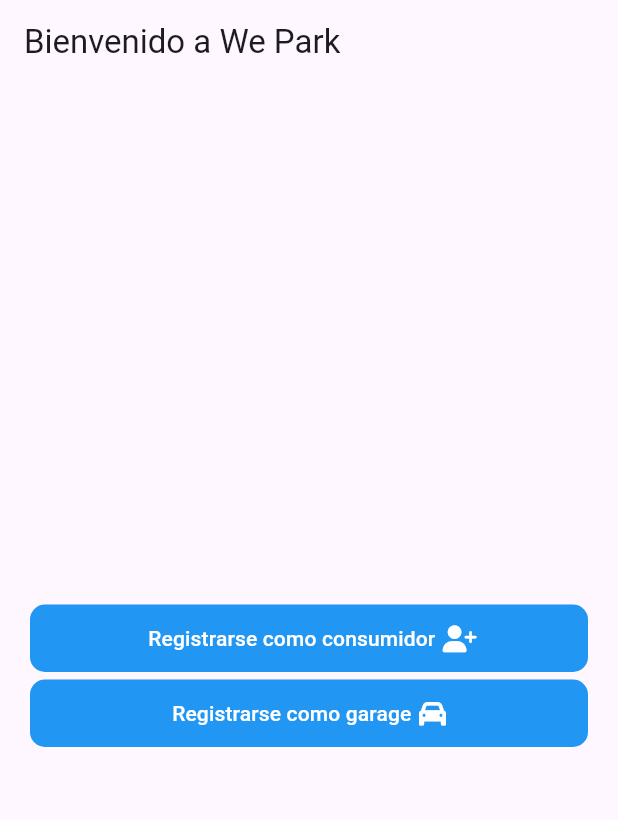
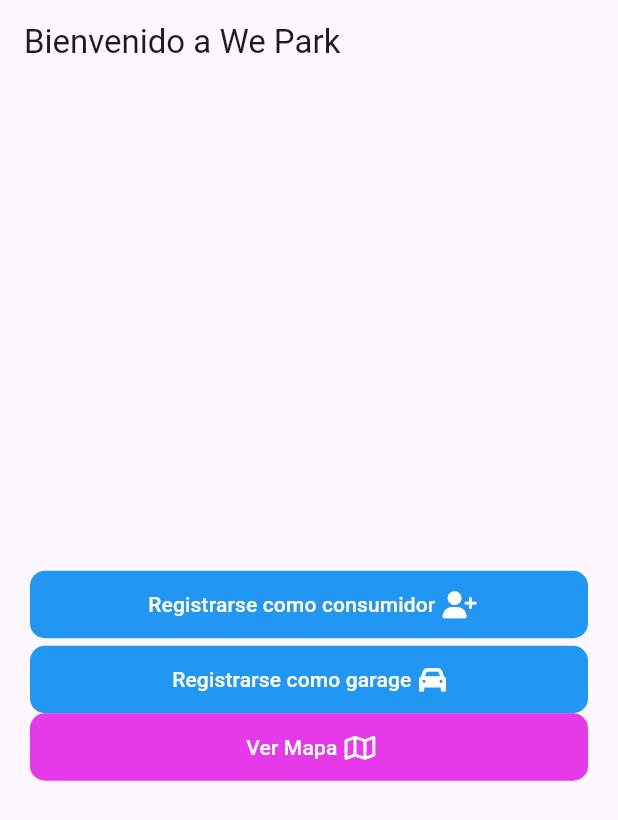
Before and after one commit to PabloCorrera/ProyectoFinalG1, a Flutter app: the HomePage screen opened by its route, on a phone screen of 412 x 824 dp. Shown: the top 820 px of the screen. Run offline on Flutter 3.47's test engine with Material 3 defaults, Android fonts, the phone set to English and light mode, and no system bars; our stand-ins replace cloud_firestore, firebase_auth, firebase_core, flutter_svg, font_awesome_flutter, go_router and 2 more; missing offline and left inert: flutter_google_places, google_maps_webservice; accounts and stored records are empty.

Commit message:
mapa agregado y por finalizar autocomplete

```diff
--- a/proyecto_final/lib/core/router.dart
+++ b/proyecto_final/lib/core/router.dart
@@ -1,7 +1,9 @@
 import 'package:proyecto_final/pages/garage_register.dart';
+import 'package:proyecto_final/pages/garage_register_autocomplete.dart';
 import 'package:proyecto_final/pages/login_register_page.dart';
 import 'package:proyecto_final/pages/home_page.dart';
 import 'package:go_router/go_router.dart';
+import 'package:proyecto_final/pages/maps_page.dart';
 import 'package:proyecto_final/pages/user_register.dart';
 
 final appRouter = GoRouter(routes: [
@@ -10,22 +12,29 @@ final appRouter = GoRouter(routes: [
     path: '/',
     builder: (context, state) => const LoginPage(),
   ),
- GoRoute(
+  GoRoute(
     name: HomePage.name,
     path: '/home',
     builder: (context, state) => HomePage(),
   ),
-
-   GoRoute(
+  GoRoute(
     name: UserRegister.name,
     path: '/userregister',
     builder: (context, state) => UserRegister(),
   ),
-
-     GoRoute(
+  GoRoute(
     name: GarageRegister.name,
     path: '/garageRegister',
     builder: (context, state) => GarageRegister(),
   ),
-
+  GoRoute(
+    name: GarageRegisterAutoPlete.name,
+    path: '/garageRegisterAutoPlete',
+    builder: (context, state) => GarageRegisterAutoPlete(),
+  ),
+  GoRoute(
+    name: MapsPage.name,
+    path: '/mapsPage',
+    builder: (context, state) => MapsPage(),
+  ),
 ]);
--- a/proyecto_final/lib/main.dart
+++ b/proyecto_final/lib/main.dart
@@ -8,15 +8,11 @@ Future<void> main() async {
   WidgetsFlutterBinding.ensureInitialized();
   await Firebase.initializeApp(
     options: DefaultFirebaseOptions.currentPlatform,
-
-
-);
-
+  );
 
   FirebaseFirestore.instance.settings = const Settings(
     persistenceEnabled: true,
   );
-
 
   runApp(const MainApp());
 }
--- a/proyecto_final/lib/pages/home_page.dart
+++ b/proyecto_final/lib/pages/home_page.dart
@@ -3,97 +3,127 @@ import 'package:go_router/go_router.dart';
 import 'package:firebase_auth/firebase_auth.dart';
 import 'package:proyecto_final/auth.dart';
 import 'package:proyecto_final/pages/garage_register.dart';
+import 'package:proyecto_final/pages/garage_register_autocomplete.dart';
 import 'package:proyecto_final/pages/login_register_page.dart';
 import 'package:font_awesome_flutter/font_awesome_flutter.dart';
+import 'package:proyecto_final/pages/maps_page.dart';
 import 'package:proyecto_final/pages/user_register.dart';
 
-class HomePage extends StatefulWidget{
+class HomePage extends StatefulWidget {
   static const String name = 'HomePage';
 
-  const HomePage({Key? key}) : super (key: key);
+  const HomePage({Key? key}) : super(key: key);
 
   @override
-  State<HomePage> createState()=> _HomePageState();
+  State<HomePage> createState() => _HomePageState();
 }
 
-  class _HomePageState extends State<HomePage>{
-
+class _HomePageState extends State<HomePage> {
   final User? user = Auth().currentUser;
 
-  Future<void> signOut() async{
+  Future<void> signOut() async {
     await Auth().signOut();
-    if (context.mounted){
+    if (context.mounted) {
       context.pushNamed(LoginPage.name);
     }
   }
 
-  Widget _title(){
+  Widget _title() {
     return const Text('Bienvenido a We Park');
   }
 
-  Widget _userUid(){
+  Widget _userUid() {
     return Text(user?.email ?? 'User email');
   }
 
-  Widget _signOutButton(){
-    return ElevatedButton(
-      onPressed: signOut,
-       child: const Text('Sign out')
-       );
+  Widget _signOutButton() {
+    return ElevatedButton(onPressed: signOut, child: const Text('Sign out'));
   }
-  Widget _registerConsumerButton(){
-    return Container (
+
+  Widget _registerConsumerButton() {
+    return Container(
       width: double.infinity,
       height: 45,
       decoration: BoxDecoration(
-        color: Colors.blue,
-        borderRadius: BorderRadius.circular(10)
-      ),
-      child: TextButton(onPressed: ()=>{
-        context.pushNamed(UserRegister.name)
-
-      },
+          color: Colors.blue, borderRadius: BorderRadius.circular(10)),
+      child: TextButton(
+          onPressed: () => {context.pushNamed(UserRegister.name)},
           child: const Row(
             mainAxisAlignment: MainAxisAlignment.center,
             children: [
-       Text ('Registrarse como consumidor',
-       style: TextStyle(
-        color:Colors.white ),
+              Text(
+                'Registrarse como consumidor',
+                style: TextStyle(color: Colors.white),
               ),
-       SizedBox(width: 5,),
-       Icon(FontAwesomeIcons.userPlus,color: Colors.white,),
-     ],)
+              SizedBox(
+                width: 5,
               ),
+              Icon(
+                FontAwesomeIcons.userPlus,
+                color: Colors.white,
+              ),
+            ],
+          )),
     );
   }
 
-  Widget _registerGarageButton(){
-    return Container (
+  Widget _registerGarageButton() {
+    return Container(
       width: double.infinity,
       height: 45,
       decoration: BoxDecoration(
-        color: Colors.blue,
-        borderRadius: BorderRadius.circular(10)
-      ),
-      child: TextButton(onPressed: ()=>{
-        context.pushNamed(GarageRegister.name)
-      },
+          color: Colors.blue, borderRadius: BorderRadius.circular(10)),
+      child: TextButton(
+          onPressed: () => {context.pushNamed(GarageRegisterAutoPlete.name)},
           child: const Row(
             mainAxisAlignment: MainAxisAlignment.center,
             children: [
-       Text ('Registrarse como garage',
-       style: TextStyle(
-        color:Colors.white ),
+              Text(
+                'Registrarse como garage',
+                style: TextStyle(color: Colors.white),
               ),
-       SizedBox(width: 5,),
-       Icon(FontAwesomeIcons.car,color: Colors.white,),
-     ],)
+              SizedBox(
+                width: 5,
               ),
+              Icon(
+                FontAwesomeIcons.car,
+                color: Colors.white,
+              ),
+            ],
+          )),
+    );
+  }
+
+  Widget _verMapa() {
+    return Container(
+      width: double.infinity,
+      height: 45,
+      decoration: BoxDecoration(
+          color: Color.fromARGB(197, 223, 1, 227),
+          borderRadius: BorderRadius.circular(10)),
+      child: TextButton(
+          onPressed: () => {context.pushNamed(MapsPage.name)},
+          child: const Row(
+            mainAxisAlignment: MainAxisAlignment.center,
+            children: [
+              Text(
+                'Ver Mapa',
+                style: TextStyle(color: Colors.white),
+              ),
+              SizedBox(
+                width: 5,
+              ),
+              Icon(
+                FontAwesomeIcons.map,
+                color: Colors.white,
+              ),
+            ],
+          )),
     );
   }
 
   @override
-  Widget build(BuildContext context){
+  Widget build(BuildContext context) {
     return Scaffold(
       appBar: AppBar(
         title: _title(),
@@ -108,10 +138,12 @@ static const String name = 'HomePage';
           children: <Widget>[
             _userUid(),
             _registerConsumerButton(),
-            const SizedBox(height: 5,),
-            _registerGarageButton()
+            const SizedBox(
+              height: 5,
+            ),
+            _registerGarageButton(),
+            _verMapa(),
           ],
-
         ),
       ),
     );
--- a/proyecto_final/lib/pages/user_register.dart
+++ b/proyecto_final/lib/pages/user_register.dart
@@ -43,6 +43,7 @@ class UserRegister extends StatelessWidget {
           nombre: _controllerName.text,
           apellido: _controllerSurname.text,
           email: userMail,
+
         );
         _databaseService.addUser(user);
       },
--- a/proyecto_final/pubspec.yaml
+++ b/proyecto_final/pubspec.yaml
@@ -14,6 +14,10 @@ dependencies:
     sdk: flutter
   font_awesome_flutter: ^10.6.0
   go_router: ^13.2.4
+  google_maps_flutter: ^2.6.1
+  flutter_google_places: ^0.3.0
+  google_maps_webservice: ^0.0.20-nullsafety.5
+  flutter_svg: ^1.1.0
   google_sign_in: ^6.1.5
   intl: ^0.19.0
 
```
Also changed, not shown: proyecto_final/lib/models/autocomplete_prediction.dart (added, +50 -0 lines), proyecto_final/lib/models/constant.dart (added, +15 -0 lines), proyecto_final/lib/models/place_auto_comlate_response.dart (added, +30 -0 lines), proyecto_final/lib/pages/garage_register.dart (+81 -12 lines), proyecto_final/lib/pages/garage_register_autocomplete.dart (added, +153 -0 lines), proyecto_final/lib/pages/maps_page.dart (added, +56 -0 lines), proyecto_final/lib/services/location_list_tile.dart (added, +38 -0 lines), proyecto_final/lib/services/network_utility.dart (added, +16 -0 lines), proyecto_final/assets/icons/location.svg (added), proyecto_final/assets/icons/location_pin.svg (added), proyecto_final/pubspec.lock, 4 other files. Lines whose indentation alone changed are shown as unchanged.
